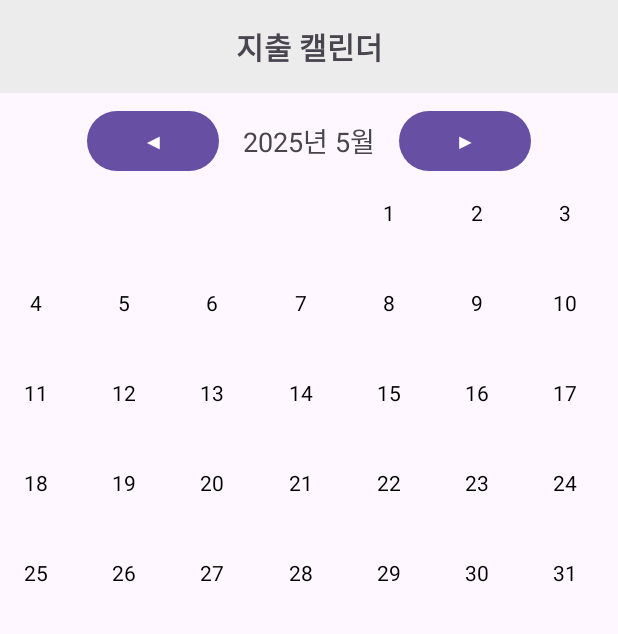
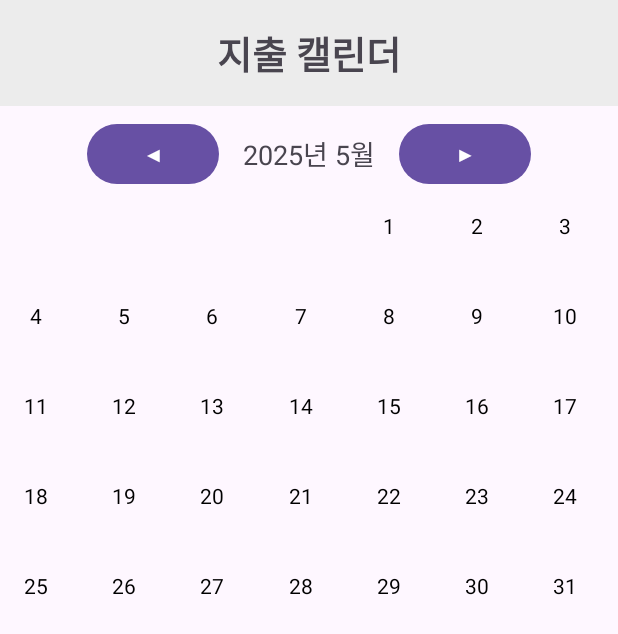
Before and after one commit to Dont-forget-my-team/TeamRepositories, an Android app: the MainActivity screen opened directly, with no data from a screen before it, on a phone screen of 412 x 824 dp. Shown: the top 634 px of the screen. Run offline under Robolectric (Android 15) with nearby library versions, the phone set to English and light mode, and no system bars.

Commit message:
for test

```diff
--- a/app/src/main/res/layout/activity_main.xml
+++ b/app/src/main/res/layout/activity_main.xml
@@ -12,7 +12,7 @@
         android:layout_height="wrap_content"
         android:padding="16dp"
         android:text="지출 캘린더"
-        android:textSize="20sp"
+        android:textSize="25sp"
         android:textStyle="bold"
         android:gravity="center"
         android:background="#ECECEC" />
```
